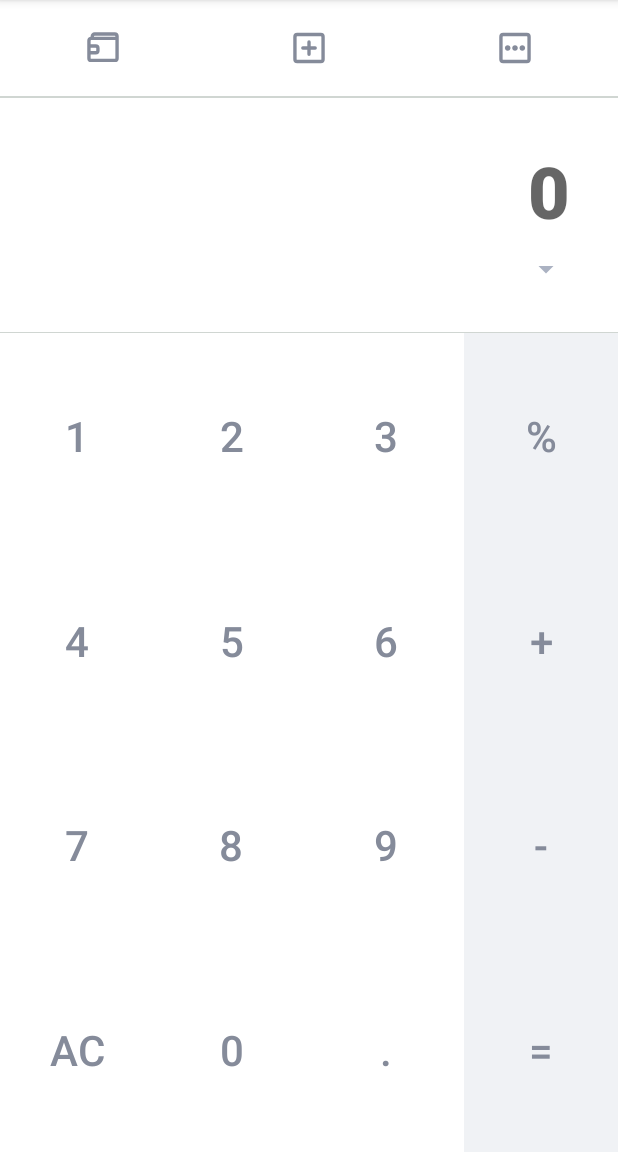
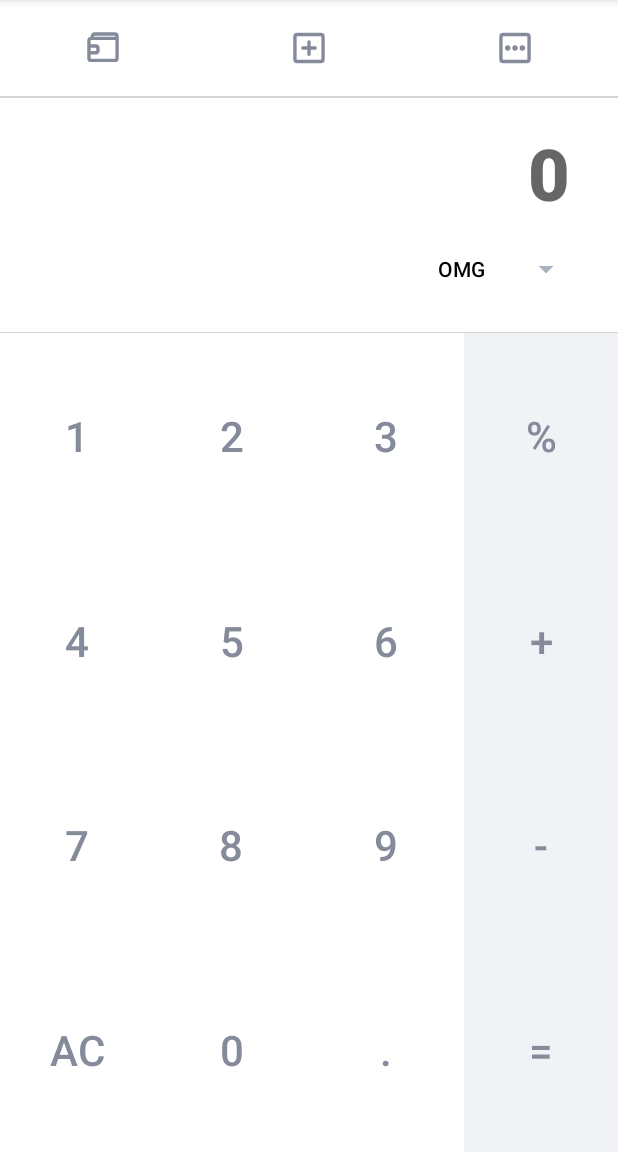
Before and after one commit to omgnetwork/pos-merchant-android, an Android app: the screen it shows after launch (MainActivity), after a tap on "AC", on a phone screen of 412 x 824 dp, the part 84-1236 px from its top. Run offline under Robolectric (Android 15) with nearby library versions, the phone set to English and light mode, and no system bars; our stand-ins replace data binding; libraries missing offline, so code that uses them is left out: co.omisego.omisego; 1 statement that could not run was skipped.

Commit message:
:art: Implement UI for spinner

```diff
--- a/app/src/main/java/network/omisego/omgmerchant/pages/main/receive/ReceiveFragment.kt
+++ b/app/src/main/java/network/omisego/omgmerchant/pages/main/receive/ReceiveFragment.kt
@@ -7,11 +7,15 @@ import android.support.v4.app.Fragment
 import android.view.LayoutInflater
 import android.view.View
 import android.view.ViewGroup
+import android.widget.ArrayAdapter
+import kotlinx.android.synthetic.main.fragment_receive.*
 import network.omisego.omgmerchant.R
 import network.omisego.omgmerchant.databinding.FragmentReceiveBinding
 
 class ReceiveFragment : Fragment() {
     private lateinit var binding: FragmentReceiveBinding
+    private lateinit var viewModel: ReceiveViewModel
+    private val mockTokens = listOf("OMG", "BTC", "ETH")
 
     override fun onCreateView(inflater: LayoutInflater, container: ViewGroup?, savedInstanceState: Bundle?): View? {
         binding = DataBindingUtil.inflate(
@@ -25,7 +29,16 @@ class ReceiveFragment : Fragment() {
 
     override fun onViewCreated(view: View, savedInstanceState: Bundle?) {
         super.onViewCreated(view, savedInstanceState)
-        val viewModel = ViewModelProviders.of(this)[ReceiveViewModel::class.java]
+        viewModel = ViewModelProviders.of(this)[ReceiveViewModel::class.java]
+        setupDataBinding()
+        setupSpinner()
+    }
+
+    private fun setupSpinner() {
+        spinner.adapter = ArrayAdapter<String>(spinner.context, R.layout.spinner_dropdown_item, mockTokens)
+    }
+
+    fun setupDataBinding() {
         binding.liveCalc = viewModel.liveCalculator
         binding.handler = viewModel.handler
         binding.setLifecycleOwner(this)
--- a/app/src/main/res/layout/fragment_receive.xml
+++ b/app/src/main/res/layout/fragment_receive.xml
@@ -67,6 +67,7 @@
             android:layout_height="wrap_content"
             android:layout_marginTop="8dp"
             android:layout_marginEnd="24dp"
+            android:dropDownVerticalOffset="45dp"
             app:layout_constraintBottom_toTopOf="@+id/guideline"
             app:layout_constraintEnd_toEndOf="parent"
             app:layout_constraintTop_toBottomOf="@+id/etInputNumber"
--- /dev/null
+++ b/app/src/main/res/layout/spinner_dropdown_item.xml
@@ -0,0 +1,9 @@
+<?xml version="1.0" encoding="utf-8"?>
+<TextView xmlns:android="http://schemas.android.com/apk/res/android"
+    android:layout_width="64dp"
+    android:layout_height="48dp"
+    android:gravity="center_vertical"
+    android:paddingStart="16dp"
+    android:fontFamily="sans-serif-medium"
+    android:maxLines="1"
+    android:textColor="@color/colorBlack" />
```
